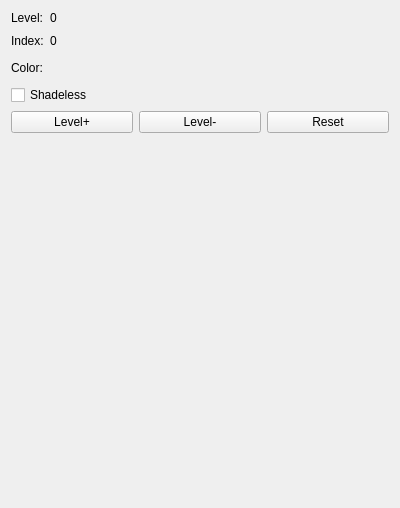
This is Tools/OctreeFarm/Properties.ui in krre/origin as Qt 5 draws it before an edit. The edited form follows.
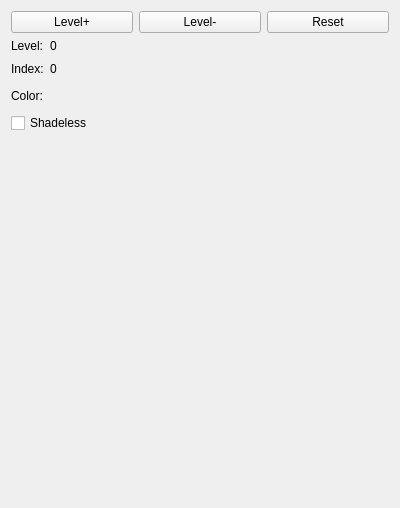
This is the edited form.

Commit message: OctreeFarm: Move button row on top of properties panel

The edit to the form file:
```diff
--- a/Tools/OctreeFarm/Properties.ui
+++ b/Tools/OctreeFarm/Properties.ui
@@ -14,6 +14,31 @@
    <string>Form</string>
   </property>
   <layout class="QVBoxLayout" name="verticalLayout">
+   <item>
+    <layout class="QHBoxLayout" name="horizontalLayout">
+     <item>
+      <widget class="QPushButton" name="pushButtonPlus">
+       <property name="text">
+        <string>Level+</string>
+       </property>
+      </widget>
+     </item>
+     <item>
+      <widget class="QPushButton" name="pushButtonMinus">
+       <property name="text">
+        <string>Level-</string>
+       </property>
+      </widget>
+     </item>
+     <item>
+      <widget class="QPushButton" name="pushButtonReset">
+       <property name="text">
+        <string>Reset</string>
+       </property>
+      </widget>
+     </item>
+    </layout>
+   </item>
    <item>
     <layout class="QGridLayout" name="gridLayout">
      <item row="1" column="1">
@@ -83,31 +108,6 @@
      </property>
     </widget>
    </item>
-   <item>
-    <layout class="QHBoxLayout" name="horizontalLayout">
-     <item>
-      <widget class="QPushButton" name="pushButtonPlus">
-       <property name="text">
-        <string>Level+</string>
-       </property>
-      </widget>
-     </item>
-     <item>
-      <widget class="QPushButton" name="pushButtonMinus">
-       <property name="text">
-        <string>Level-</string>
-       </property>
-      </widget>
-     </item>
-     <item>
-      <widget class="QPushButton" name="pushButtonReset">
-       <property name="text">
-        <string>Reset</string>
-       </property>
-      </widget>
-     </item>
-    </layout>
-   </item>
    <item>
     <spacer name="verticalSpacer">
      <property name="orientation">
```
